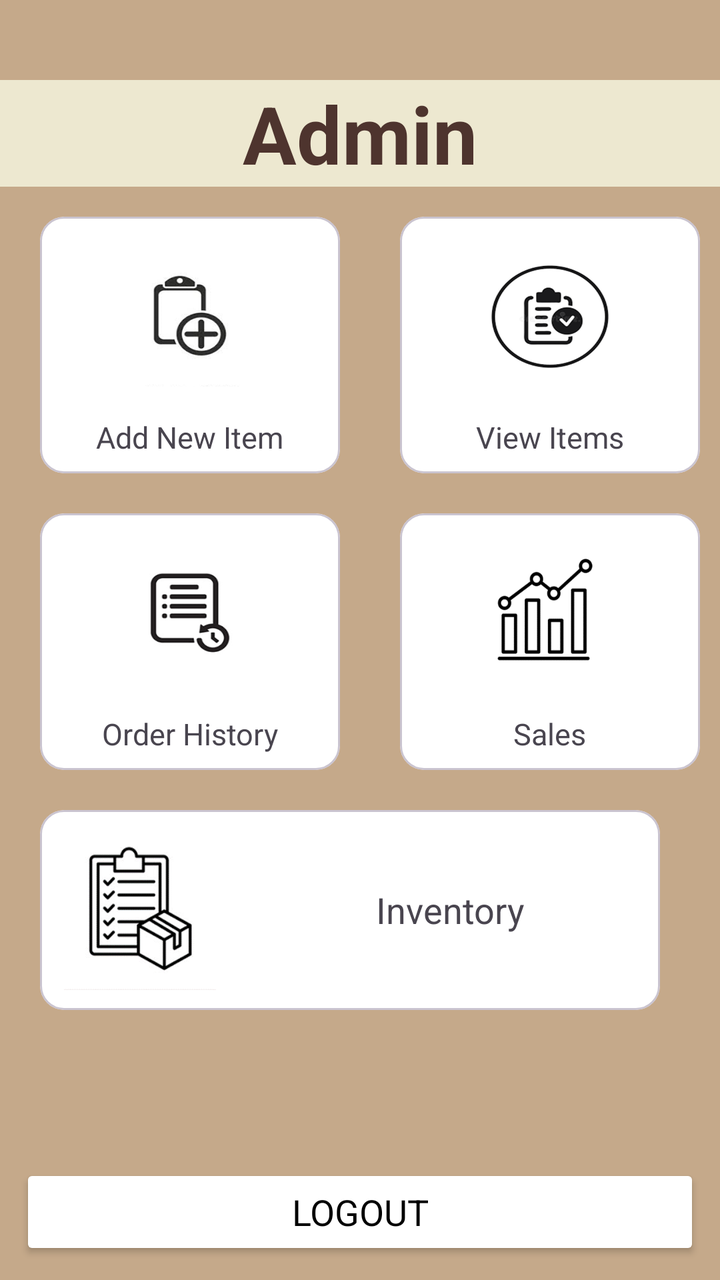
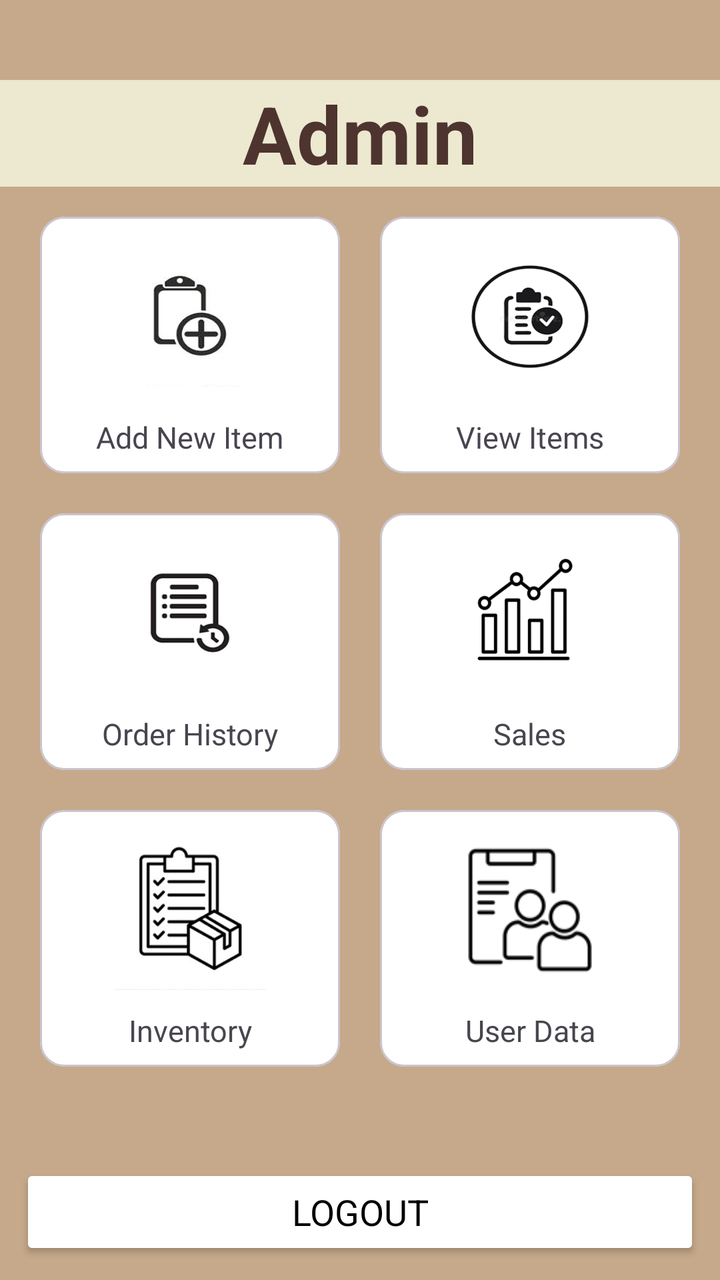

Screens rendered from an Android XML layout before and after an edit, with the pre-edit source and the edit as a unified diff.
<!-- AndroidManifest.xml: application theme Theme.Cafeteria -->
<!-- res/layout/activity_admin_page.xml -->
<?xml version="1.0" encoding="utf-8"?>
<androidx.constraintlayout.widget.ConstraintLayout xmlns:android="http://schemas.android.com/apk/res/android"
    xmlns:app="http://schemas.android.com/apk/res-auto"
    xmlns:tools="http://schemas.android.com/tools"
    android:id="@+id/main"
    android:layout_width="match_parent"
    android:layout_height="match_parent"
    android:background="#c5a98a"
    tools:context=".AdminPageActivity">

    <TextView
        android:id="@+id/admintv"
        android:layout_width="match_parent"
        android:layout_height="wrap_content"
        android:text="Admin"
        android:textColor="@color/brown"
        android:background="@color/beige"
        android:textSize="40sp"
        android:gravity="center"
        android:textStyle="bold"
        app:layout_constraintTop_toTopOf="parent"
        app:layout_constraintStart_toStartOf="parent"
        android:layout_marginTop="40dp"
        android:layout_marginBottom="30dp"
        />

    <com.google.android.material.card.MaterialCardView
        android:id="@+id/cardadd"
        android:layout_width="150dp"
        android:layout_height="wrap_content"
        android:layout_marginLeft="20dp"
        android:layout_marginTop="15dp"
        app:cardBackgroundColor="@color/white"
        app:layout_constraintStart_toStartOf="parent"
        app:layout_constraintTop_toBottomOf="@+id/admintv">

        <LinearLayout
            android:layout_width="match_parent"
            android:layout_height="match_parent"
            android:orientation="vertical">

            <ImageButton
                android:id="@+id/addimg"
                android:layout_width="110dp"
                android:layout_height="100dp"
                android:padding="15dp"
                android:src="@drawable/icon_add"
                android:layout_gravity="center"
                android:backgroundTint="@color/white"
                android:scaleType="fitXY"/>

            <TextView
                android:layout_width="wrap_content"
                android:layout_height="wrap_content"
                android:text="Add New Item"
                android:textSize="15sp"
                android:layout_gravity="center"
                android:paddingBottom="8dp"

                />


        </LinearLayout>


    </com.google.android.material.card.MaterialCardView>

    <com.google.android.material.card.MaterialCardView
        android:id="@+id/cardview"
        android:layout_width="150dp"
        android:layout_height="wrap_content"
        android:layout_marginLeft="30dp"
        app:cardBackgroundColor="@color/white"
        android:layout_marginTop="15dp"
        app:layout_constraintStart_toEndOf="@+id/cardadd"
        app:layout_constraintTop_toBottomOf="@+id/admintv">

        <LinearLayout
            android:layout_width="match_parent"
            android:layout_height="match_parent"
            android:orientation="vertical">

            <ImageButton
                android:id="@+id/viewimg"
                android:layout_width="110dp"
                android:layout_height="100dp"
                android:padding="15dp"
                android:layout_gravity="center"
                android:src="@drawable/iconview"
                android:backgroundTint="@color/white"
                android:scaleType="fitXY"/>

            <TextView
                android:layout_width="wrap_content"
                android:layout_height="wrap_content"
                android:text="View Items"
                android:textSize="15sp"
                android:layout_gravity="center"
                android:paddingBottom="8dp"

                />


        </LinearLayout>


    </com.google.android.material.card.MaterialCardView>

    <com.google.android.material.card.MaterialCardView
        android:id="@+id/cardhistory"
        android:layout_width="150dp"
        android:layout_height="wrap_content"
        android:layout_marginLeft="20dp"
        android:layout_marginTop="20dp"
        app:cardBackgroundColor="@color/white"
        app:layout_constraintStart_toStartOf="parent"
        app:layout_constraintTop_toBottomOf="@+id/cardadd">

        <LinearLayout
            android:layout_width="match_parent"
            android:layout_height="match_parent"
            android:orientation="vertical">

            <ImageButton
                android:id="@+id/historyimg"
                android:layout_width="110dp"
                android:layout_height="100dp"
                android:padding="15dp"
                android:layout_gravity="center"
                android:src="@drawable/iconhist"
                android:backgroundTint="@color/white"
                android:scaleType="fitXY"/>

            <TextView
                android:layout_width="wrap_content"
                android:layout_height="wrap_content"
                android:text="Order History"
                android:textSize="15sp"
                android:layout_gravity="center"
                android:paddingBottom="8dp"

                />


        </LinearLayout>


    </com.google.android.material.card.MaterialCardView>

    <com.google.android.material.card.MaterialCardView
        android:id="@+id/cardsale"
        android:layout_width="150dp"
        android:layout_height="wrap_content"
        android:layout_marginLeft="30dp"
        android:layout_marginTop="20dp"
        app:cardBackgroundColor="@color/white"
        app:layout_constraintStart_toEndOf="@+id/cardhistory"
        app:layout_constraintTop_toBottomOf="@+id/cardview">

        <LinearLayout
            android:layout_width="match_parent"
            android:layout_height="match_parent"
            android:orientation="vertical">

            <ImageButton
                android:id="@+id/salesimg"
                android:layout_width="110dp"
                android:layout_height="100dp"
                android:layout_gravity="center"
                android:backgroundTint="@color/white"
                android:padding="15dp"
                android:scaleType="fitXY"
                android:src="@drawable/iconinvent" />

            <TextView
                android:layout_width="wrap_content"
                android:layout_height="wrap_content"
                android:layout_gravity="center"
                android:paddingBottom="8dp"
                android:text="Sales"
                android:textSize="15sp"

                />


        </LinearLayout>


    </com.google.android.material.card.MaterialCardView>

    <com.google.android.material.card.MaterialCardView
        android:id="@+id/cardinventory"
        android:layout_width="match_parent"
        android:layout_height="wrap_content"
        android:layout_marginTop="20dp"
        android:layout_marginRight="30dp"
        android:layout_marginLeft="20dp"
        app:cardBackgroundColor="@color/white"
        app:layout_constraintStart_toStartOf="parent"
        app:layout_constraintTop_toBottomOf="@+id/cardhistory"
        >

        <LinearLayout
            android:layout_width="match_parent"
            android:layout_height="match_parent"
            android:orientation="horizontal">

            <ImageButton
                android:id="@+id/inventoryimg"
                android:layout_width="100dp"
                android:layout_height="100dp"
                android:scaleType="fitXY"
                android:backgroundTint="@color/white"
                android:src="@drawable/iconinventory"/>

            <TextView
                android:layout_width="match_parent"
                android:layout_height="match_parent"
                android:text="Inventory"
                android:textSize="18sp"
                android:gravity="center"
                />

        </LinearLayout>

    </com.google.android.material.card.MaterialCardView>

    <Button
        android:id="@+id/logoutadmin"
        android:layout_width="match_parent"
        android:layout_height="wrap_content"
        app:layout_constraintStart_toStartOf="parent"
        app:layout_constraintBottom_toBottomOf="parent"
        android:backgroundTint="@color/white"
        android:text="Logout"
        android:textColor="#000000"
        android:textSize="18sp"
        android:fontFamily="sans-serif"
        android:layout_margin="10dp"
        />


</androidx.constraintlayout.widget.ConstraintLayout>
<!-- resources referenced by this layout -->
<resources>
  <color name="beige">#EDE8D0</color>
  <color name="brown">#4E342E</color>
  <color name="white">#FFFFFFFF</color>
  <!-- drawable icon_add: png bitmap (drawable, 27136 bytes) -->
  <!-- drawable iconhist: png bitmap (drawable, 23007 bytes) -->
  <!-- drawable iconinvent: png bitmap (drawable, 6065 bytes) -->
  <!-- drawable iconinventory: png bitmap (drawable, 15683 bytes) -->
  <!-- drawable iconview: png bitmap (drawable, 34854 bytes) -->
  <style name="Theme.Cafeteria" parent="Base.Theme.Cafeteria" />
  <style name="Base.Theme.Cafeteria" parent="Theme.Material3.Light.NoActionBar">
          
          
      </style>
</resources>

<!-- the commit's change to res/layout/activity_admin_page.xml (unified diff, before → after) -->
@@ -69,7 +69,7 @@
         android:id="@+id/cardview"
         android:layout_width="150dp"
         android:layout_height="wrap_content"
-        android:layout_marginLeft="30dp"
+        android:layout_marginLeft="20dp"
         app:cardBackgroundColor="@color/white"
         android:layout_marginTop="15dp"
         app:layout_constraintStart_toEndOf="@+id/cardadd"
@@ -151,7 +151,7 @@
         android:id="@+id/cardsale"
         android:layout_width="150dp"
         android:layout_height="wrap_content"
-        android:layout_marginLeft="30dp"
+        android:layout_marginLeft="20dp"
         android:layout_marginTop="20dp"
         app:cardBackgroundColor="@color/white"
         app:layout_constraintStart_toEndOf="@+id/cardhistory"
@@ -190,7 +190,7 @@
 
     <com.google.android.material.card.MaterialCardView
         android:id="@+id/cardinventory"
-        android:layout_width="match_parent"
+        android:layout_width="150dp"
         android:layout_height="wrap_content"
         android:layout_marginTop="20dp"
         android:layout_marginRight="30dp"
@@ -203,13 +203,14 @@
         <LinearLayout
             android:layout_width="match_parent"
             android:layout_height="match_parent"
-            android:orientation="horizontal">
+            android:orientation="vertical">
 
             <ImageButton
                 android:id="@+id/inventoryimg"
                 android:layout_width="100dp"
                 android:layout_height="100dp"
                 android:scaleType="fitXY"
+                android:layout_gravity="center"
                 android:backgroundTint="@color/white"
                 android:src="@drawable/iconinventory"/>
 
@@ -217,8 +218,48 @@
                 android:layout_width="match_parent"
                 android:layout_height="match_parent"
                 android:text="Inventory"
-                android:textSize="18sp"
+                android:textSize="15sp"
                 android:gravity="center"
+                android:paddingBottom="8dp"
+                />
+
+        </LinearLayout>
+
+    </com.google.android.material.card.MaterialCardView>
+
+    <com.google.android.material.card.MaterialCardView
+        android:id="@+id/carduserdata"
+        android:layout_width="150dp"
+        android:layout_height="wrap_content"
+        android:layout_marginTop="20dp"
+        android:layout_marginRight="30dp"
+        android:layout_marginLeft="20dp"
+        app:cardBackgroundColor="@color/white"
+        app:layout_constraintStart_toEndOf="@+id/cardhistory"
+        app:layout_constraintTop_toBottomOf="@+id/cardsale"
+        >
+
+        <LinearLayout
+            android:layout_width="match_parent"
+            android:layout_height="match_parent"
+            android:orientation="vertical">
+
+            <ImageButton
+                android:id="@+id/userdata"
+                android:layout_width="100dp"
+                android:layout_height="100dp"
+                android:scaleType="fitXY"
+                android:layout_gravity="center"
+                android:backgroundTint="@color/white"
+                android:src="@drawable/userdata"/>
+
+            <TextView
+                android:layout_width="match_parent"
+                android:layout_height="match_parent"
+                android:text="User Data"
+                android:textSize="15sp"
+                android:gravity="center"
+                android:paddingBottom="8dp"
                 />
 
         </LinearLayout>
<!-- resource entries referenced after the edit -->
@@ -8,6 +8,7 @@
   <!-- drawable iconinvent: png bitmap (drawable, 6065 bytes) -->
   <!-- drawable iconinventory: png bitmap (drawable, 15683 bytes) -->
   <!-- drawable iconview: png bitmap (drawable, 34854 bytes) -->
+  <!-- drawable userdata: png bitmap (drawable, 2919 bytes) -->
   <style name="Theme.Cafeteria" parent="Base.Theme.Cafeteria" />
   <style name="Base.Theme.Cafeteria" parent="Theme.Material3.Light.NoActionBar">
           
